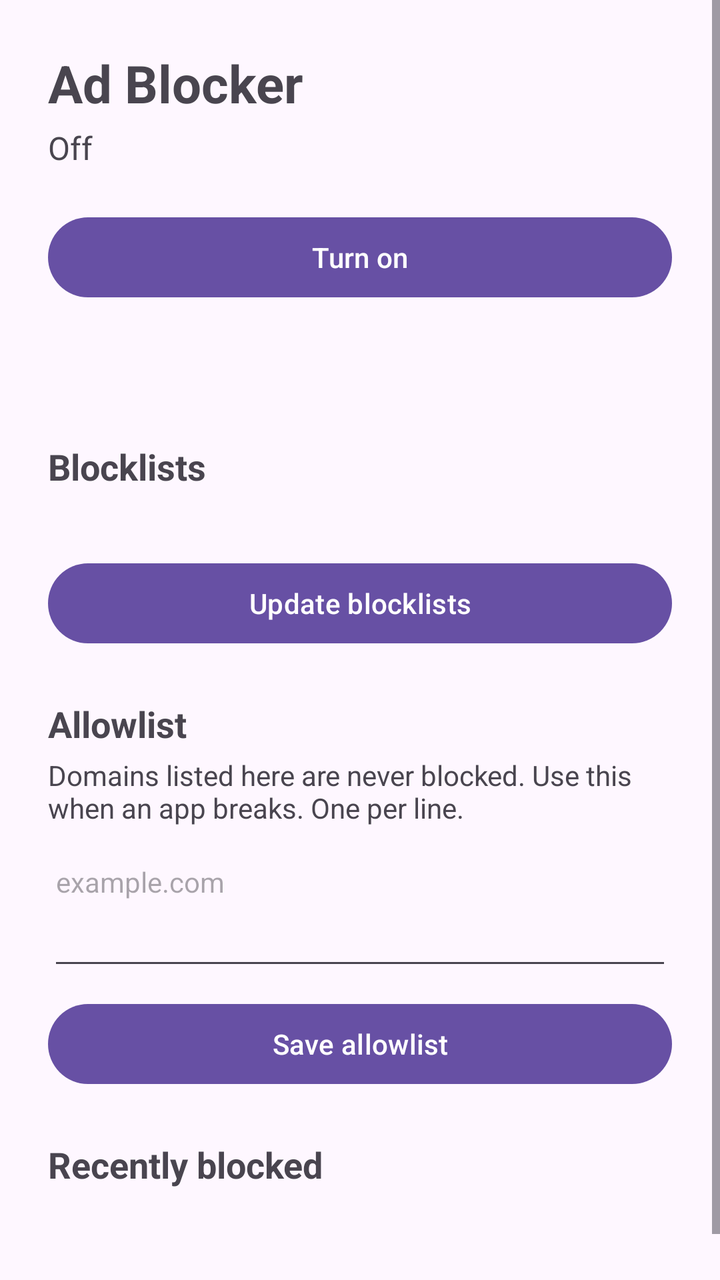
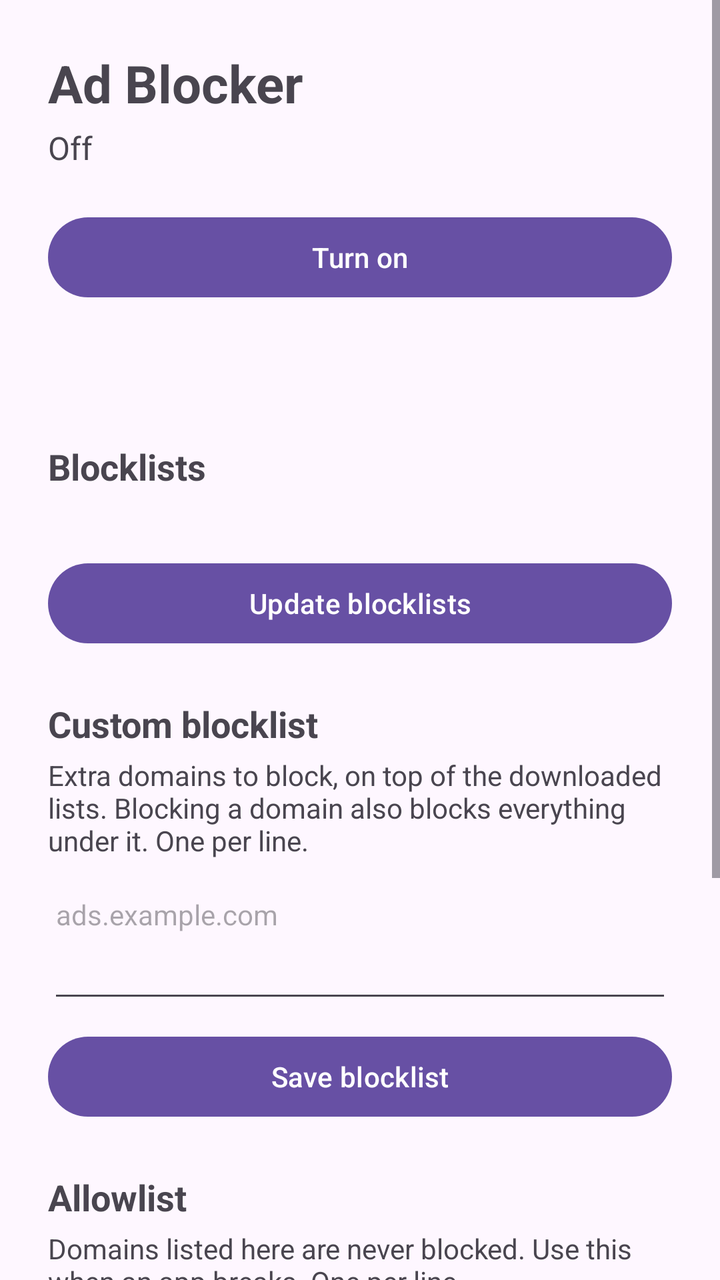

The first picture is an Android layout as it rendered before a commit; the second is the same layout after the commit. The layout source and the unified diff follow.
<!-- AndroidManifest.xml: application theme Theme.AdBlocker -->
<!-- res/layout/activity_main.xml -->
<?xml version="1.0" encoding="utf-8"?>
<ScrollView xmlns:android="http://schemas.android.com/apk/res/android"
    android:layout_width="match_parent"
    android:layout_height="match_parent"
    android:fillViewport="true">

    <LinearLayout
        android:layout_width="match_parent"
        android:layout_height="wrap_content"
        android:orientation="vertical"
        android:padding="24dp">

        <TextView
            android:layout_width="wrap_content"
            android:layout_height="wrap_content"
            android:text="@string/app_name"
            android:textSize="26sp"
            android:textStyle="bold" />

        <TextView
            android:id="@+id/status"
            android:layout_width="wrap_content"
            android:layout_height="wrap_content"
            android:layout_marginTop="4dp"
            android:text="@string/status_off"
            android:textSize="16sp" />

        <Button
            android:id="@+id/toggle"
            android:layout_width="match_parent"
            android:layout_height="wrap_content"
            android:layout_marginTop="20dp"
            android:text="@string/turn_on" />

        <TextView
            android:id="@+id/stats"
            android:layout_width="match_parent"
            android:layout_height="wrap_content"
            android:layout_marginTop="24dp"
            android:textSize="15sp" />

        <TextView
            android:layout_width="wrap_content"
            android:layout_height="wrap_content"
            android:layout_marginTop="24dp"
            android:text="@string/heading_lists"
            android:textSize="18sp"
            android:textStyle="bold" />

        <TextView
            android:id="@+id/list_info"
            android:layout_width="match_parent"
            android:layout_height="wrap_content"
            android:layout_marginTop="4dp"
            android:textSize="15sp" />

        <Button
            android:id="@+id/update"
            android:layout_width="match_parent"
            android:layout_height="wrap_content"
            android:layout_marginTop="8dp"
            android:text="@string/update_lists" />

        <TextView
            android:layout_width="wrap_content"
            android:layout_height="wrap_content"
            android:layout_marginTop="24dp"
            android:text="@string/heading_allowlist"
            android:textSize="18sp"
            android:textStyle="bold" />

        <TextView
            android:layout_width="match_parent"
            android:layout_height="wrap_content"
            android:layout_marginTop="4dp"
            android:text="@string/allowlist_help"
            android:textSize="14sp" />

        <EditText
            android:id="@+id/allowlist"
            android:layout_width="match_parent"
            android:layout_height="wrap_content"
            android:layout_marginTop="8dp"
            android:gravity="top|start"
            android:hint="@string/allowlist_hint"
            android:importantForAutofill="no"
            android:inputType="textMultiLine|textNoSuggestions"
            android:minLines="3"
            android:textSize="14sp" />

        <Button
            android:id="@+id/save_allowlist"
            android:layout_width="match_parent"
            android:layout_height="wrap_content"
            android:layout_marginTop="8dp"
            android:text="@string/save_allowlist" />

        <TextView
            android:layout_width="wrap_content"
            android:layout_height="wrap_content"
            android:layout_marginTop="24dp"
            android:text="@string/heading_recent"
            android:textSize="18sp"
            android:textStyle="bold" />

        <TextView
            android:id="@+id/recent"
            android:layout_width="match_parent"
            android:layout_height="wrap_content"
            android:layout_marginTop="4dp"
            android:layout_marginBottom="24dp"
            android:fontFamily="monospace"
            android:textSize="13sp" />
    </LinearLayout>
</ScrollView>
<!-- resources referenced by this layout -->
<resources>
  <string name="allowlist_help">Domains listed here are never blocked. Use this when an app breaks. One per line.</string>
  <string name="allowlist_hint">example.com</string>
  <string name="app_name">Ad Blocker</string>
  <string name="heading_allowlist">Allowlist</string>
  <string name="heading_lists">Blocklists</string>
  <string name="heading_recent">Recently blocked</string>
  <string name="save_allowlist">Save allowlist</string>
  <string name="status_off">Off</string>
  <string name="turn_on">Turn on</string>
  <string name="update_lists">Update blocklists</string>
  <style name="Theme.AdBlocker" parent="Theme.Material3.DayNight.NoActionBar" />
</resources>

<!-- the commit's change to res/layout/activity_main.xml (unified diff, before → after) -->
@@ -65,6 +65,40 @@
             android:layout_width="wrap_content"
             android:layout_height="wrap_content"
             android:layout_marginTop="24dp"
+            android:text="@string/heading_blocklist"
+            android:textSize="18sp"
+            android:textStyle="bold" />
+
+        <TextView
+            android:layout_width="match_parent"
+            android:layout_height="wrap_content"
+            android:layout_marginTop="4dp"
+            android:text="@string/blocklist_help"
+            android:textSize="14sp" />
+
+        <EditText
+            android:id="@+id/blocklist"
+            android:layout_width="match_parent"
+            android:layout_height="wrap_content"
+            android:layout_marginTop="8dp"
+            android:gravity="top|start"
+            android:hint="@string/blocklist_hint"
+            android:importantForAutofill="no"
+            android:inputType="textMultiLine|textNoSuggestions"
+            android:minLines="3"
+            android:textSize="14sp" />
+
+        <Button
+            android:id="@+id/save_blocklist"
+            android:layout_width="match_parent"
+            android:layout_height="wrap_content"
+            android:layout_marginTop="8dp"
+            android:text="@string/save_blocklist" />
+
+        <TextView
+            android:layout_width="wrap_content"
+            android:layout_height="wrap_content"
+            android:layout_marginTop="24dp"
             android:text="@string/heading_allowlist"
             android:textSize="18sp"
             android:textStyle="bold" />
@@ -104,12 +138,26 @@
             android:textStyle="bold" />
 
         <TextView
-            android:id="@+id/recent"
+            android:layout_width="match_parent"
+            android:layout_height="wrap_content"
+            android:layout_marginTop="4dp"
+            android:text="@string/recent_help"
+            android:textSize="14sp" />
+
+        <TextView
+            android:id="@+id/blocked_empty"
+            android:layout_width="match_parent"
+            android:layout_height="wrap_content"
+            android:layout_marginTop="8dp"
+            android:text="@string/nothing_blocked_yet"
+            android:textSize="14sp" />
+
+        <LinearLayout
+            android:id="@+id/blocked_list"
             android:layout_width="match_parent"
             android:layout_height="wrap_content"
             android:layout_marginTop="4dp"
             android:layout_marginBottom="24dp"
-            android:fontFamily="monospace"
-            android:textSize="13sp" />
+            android:orientation="vertical" />
     </LinearLayout>
 </ScrollView>
<!-- resource entries referenced after the edit -->
@@ -3,10 +3,16 @@
   <string name="allowlist_help">Domains listed here are never blocked. Use this when an app breaks. One per line.</string>
   <string name="allowlist_hint">example.com</string>
   <string name="app_name">Ad Blocker</string>
+  <string name="blocklist_help">Extra domains to block, on top of the downloaded lists. Blocking a domain also blocks everything under it. One per line.</string>
+  <string name="blocklist_hint">ads.example.com</string>
   <string name="heading_allowlist">Allowlist</string>
+  <string name="heading_blocklist">Custom blocklist</string>
   <string name="heading_lists">Blocklists</string>
   <string name="heading_recent">Recently blocked</string>
+  <string name="nothing_blocked_yet">Nothing blocked yet.</string>
+  <string name="recent_help">Tap a domain to see the details or allow it.</string>
   <string name="save_allowlist">Save allowlist</string>
+  <string name="save_blocklist">Save blocklist</string>
   <string name="status_off">Off</string>
   <string name="turn_on">Turn on</string>
   <string name="update_lists">Update blocklists</string>
